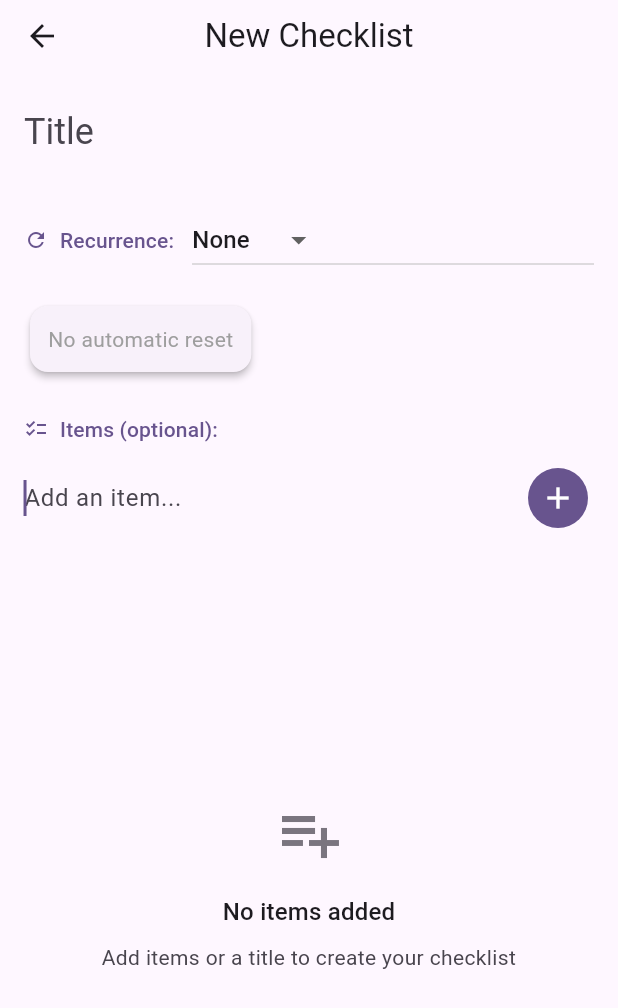
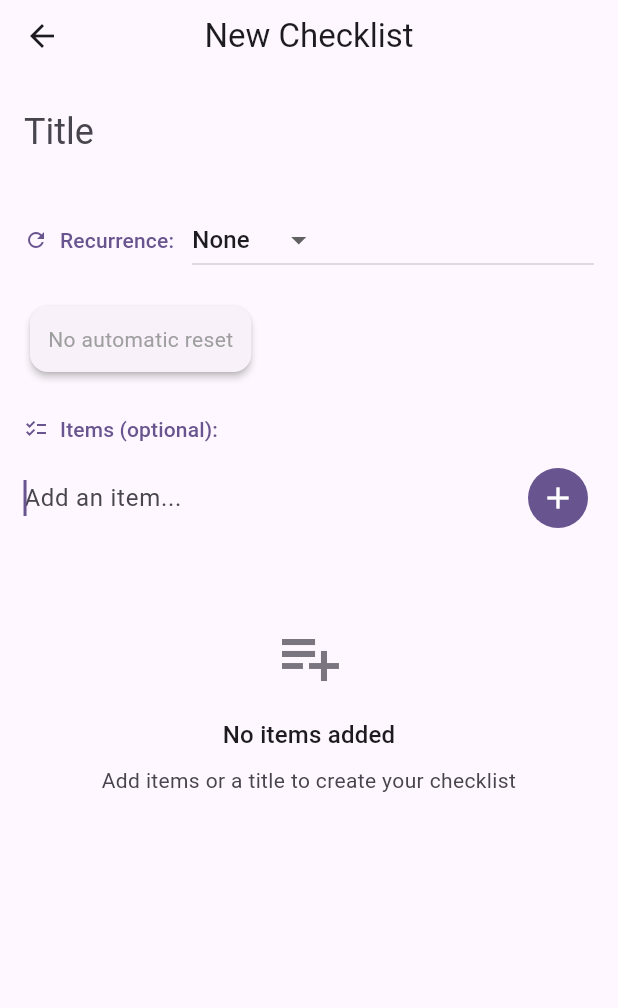
Before and after one commit to dmitrii-cernev/againly, a Flutter app: the CreateChecklistScreen screen opened directly, on a phone screen of 412 x 824 dp. Shown: the top 1008 px of the screen. Run offline on Flutter 3.47's test engine with Material 3 defaults, Android fonts, the phone set to English and light mode, and no system bars; our stand-ins replace flutter_riverpod, hive, hive_flutter; accounts and stored records are empty.

Commit message:
adjust scrollable screen

```diff
--- a/lib/screens/create_checklist_screen.dart
+++ b/lib/screens/create_checklist_screen.dart
@@ -45,7 +45,7 @@ class _CreateChecklistScreenState extends ConsumerState<CreateChecklistScreen> {
           title: const Text('New Checklist'),
         ),
 
-      body: Padding(
+      body: SingleChildScrollView(
         padding: const EdgeInsets.all(16.0),
         child: Column(
           crossAxisAlignment: CrossAxisAlignment.start,
@@ -112,10 +112,15 @@ class _CreateChecklistScreenState extends ConsumerState<CreateChecklistScreen> {
 
             const SizedBox(height: 16),
 
-            Expanded(
-              child: _items.isEmpty
-                  ? _buildEmptyItemsState(context)
-                  : ReorderableListView.builder(
+            _items.isEmpty
+                ? _buildEmptyItemsState(context)
+                : ConstrainedBox(
+                    constraints: BoxConstraints(
+                      minHeight: 200,
+                      maxHeight: MediaQuery.of(context).size.height * 0.4,
+                    ),
+                    child: ReorderableListView.builder(
+                      shrinkWrap: true,
                       itemCount: _items.length,
                       onReorder: (oldIndex, newIndex) {
                         setState(() {
@@ -144,7 +149,7 @@ class _CreateChecklistScreenState extends ConsumerState<CreateChecklistScreen> {
                         );
                       },
                     ),
-            ),
+                  ),
           ],
         ),
       ),
@@ -155,7 +160,9 @@ class _CreateChecklistScreenState extends ConsumerState<CreateChecklistScreen> {
   Widget _buildEmptyItemsState(BuildContext context) {
     final theme = Theme.of(context);
 
-    return Center(
+    return Container(
+      height: 200,
+      alignment: Alignment.center,
       child: Column(
         mainAxisAlignment: MainAxisAlignment.center,
         children: [
```
Also changed, not shown: lib/screens/checklist_detail_screen.dart (+21 -4 lines).
